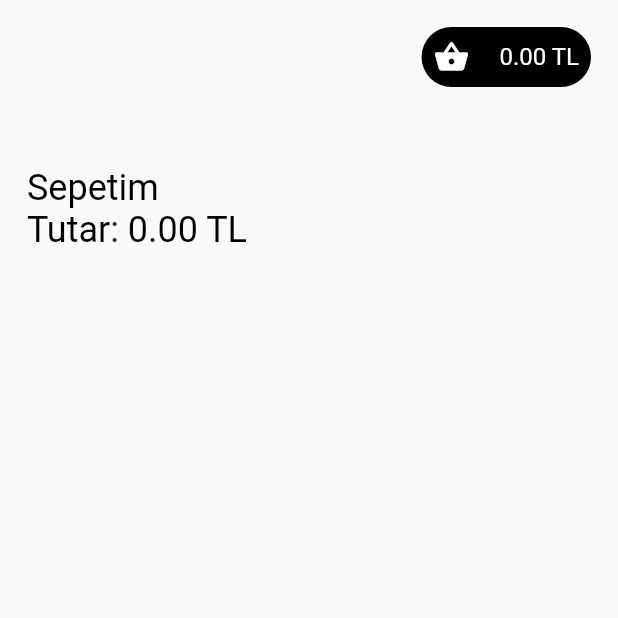
After one commit to softwareTR-Can/sezinsoft_flutter_demo, a Flutter app: the BasketScreen screen opened directly, on a phone screen of 412 x 824 dp, the top half of it. The commit adds this screen. Run offline on Flutter 3.47's test engine with Material 2 defaults, Android fonts, the phone set to English and light mode, and no system bars; our stand-ins replace get, get_storage; accounts and stored records are empty; network calls fail.

Commit message:
add Basket Screen

```diff
--- /dev/null
+++ b/lib/views/basket_screen.dart
@@ -0,0 +1,46 @@
+import 'package:flutter/material.dart';
+import 'package:get/get.dart';
+import 'package:sezinsoft_demo/constants.dart';
+import 'package:sezinsoft_demo/widget/basket_widget.dart';
+import 'package:sezinsoft_demo/widget/product_card.dart';
+import 'package:sezinsoft_demo/widget/username_widget.dart';
+
+class BasketScreen extends StatefulWidget {
+  const BasketScreen({Key? key}) : super(key: key);
+
+  @override
+  State<BasketScreen> createState() => _BasketScreenState();
+}
+
+class _BasketScreenState extends State<BasketScreen> {
+  @override
+  Widget build(BuildContext context) {
+    return Scaffold(
+      body: SafeArea(
+        child: Padding(
+          padding: const EdgeInsets.all(18.0),
+          child: Column(
+            crossAxisAlignment: CrossAxisAlignment.start,
+            children: [
+              buildBasketWidget(),
+              buildUsernameWidget(),
+              buildBasketDescription(),
+            ],
+          ),
+        ),
+      ),
+    );
+  }
+
+  buildBasketDescription() {
+    return Column(
+      crossAxisAlignment: CrossAxisAlignment.start,
+      children: [
+        SizedBox(height: 15),
+        Text('Sepetim', style: kTextStyle.copyWith(fontSize: 24)),
+        Text('Tutar: ${tutar.toStringAsFixed(2).replaceAllMapped(RegExp(r'(\d{1,3})(?=(\d{3})+(?!\d))'), (Match m) => "${m[1]},")} TL',
+            style: kTextStyle.copyWith(fontSize: 24)),
+      ],
+    );
+  }
+}
--- a/lib/widget/basket_widget.dart
+++ b/lib/widget/basket_widget.dart
@@ -1,6 +1,7 @@
 import 'package:flutter/material.dart';
 import 'package:get/get.dart';
 import 'package:sezinsoft_demo/controller/basket_controller.dart';
+import 'package:sezinsoft_demo/views/basket_screen.dart';
 
 import '../constants.dart';
 import 'product_card.dart';
@@ -8,7 +9,11 @@ import 'product_card.dart';
 buildBasketWidget() {
   BasketController controller = BasketController();
 
-  return Row(
+  return GestureDetector(
+    onTap: () {
+      Get.to(BasketScreen());
+    },
+    child: Row(
       children: [
         const Spacer(),
         Container(
@@ -32,5 +37,6 @@ buildBasketWidget() {
           ),
         ),
       ],
+    ),
   );
 }
```
Lines whose indentation alone changed are shown as unchanged.
